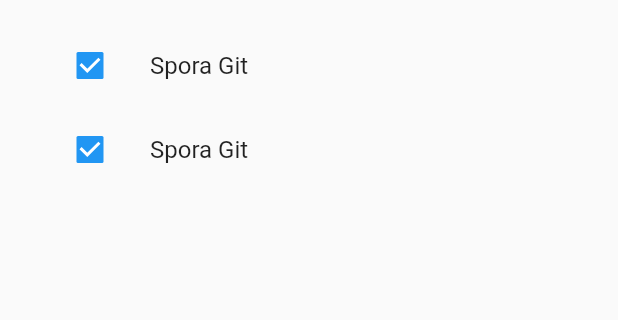
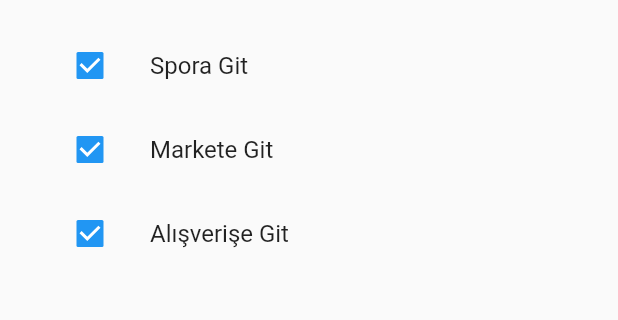
Before and after one commit to TarkanKara/Todo_App_Provider-Riverpod, a Flutter app: the screen it shows after launch, on a phone screen of 412 x 824 dp, the part 377-697 px from its top. Run offline on Flutter 3.47's test engine with Material 2 defaults, Android fonts, the phone set to English and light mode, and no system bars.

Commit message:
created models

```diff
--- /dev/null
+++ b/lib/models/todo_model.dart
@@ -0,0 +1,8 @@
+class TodoModel {
+  final String id;
+  final String description;
+  final bool completed;
+
+  TodoModel(
+      {required this.id, required this.description, this.completed = false});
+}
--- a/lib/todo_app.dart
+++ b/lib/todo_app.dart
@@ -1,8 +1,18 @@
 import 'package:flutter/material.dart';
+import 'package:uuid/uuid.dart';
+
+import 'models/todo_model.dart';
 
 class TodoApp extends StatelessWidget {
+  TodoApp({super.key});
+
   final newTodoController = TextEditingController();
-  TodoApp({super.key});
+
+  final List<TodoModel> allTodos = [
+    TodoModel(id: const Uuid().v4(), description: "Spora Git"),
+    TodoModel(id: const Uuid().v4(), description: "Markete Git"),
+    TodoModel(id: const Uuid().v4(), description: "Alışverişe Git"),
+  ];
 
   @override
   Widget build(BuildContext context) {
@@ -38,8 +48,12 @@ class TodoApp extends StatelessWidget {
               newToltip("Completed", "Only completed todo"),
             ],
           ),
-          const listTileWidget(),
-          const listTileWidget(),
+          for (var i = 0; i < allTodos.length; i++)
+            Dismissible(
+              key: ValueKey(allTodos[i].id),
+              onDismissed: (_) {},
+              child: listTileWidget(item: allTodos[i]),
+            ),
         ],
       ),
     );
@@ -57,14 +71,13 @@ class TodoApp extends StatelessWidget {
 }
 
 class listTileWidget extends StatelessWidget {
-  const listTileWidget({
-    Key? key,
-  }) : super(key: key);
+  TodoModel item;
+  listTileWidget({super.key, required this.item});
 
   @override
   Widget build(BuildContext context) {
     return ListTile(
-      title: const Text("Spora Git"),
+      title: Text(item.description),
       leading: Checkbox(
         value: true,
         onChanged: (value) {},
--- a/pubspec.yaml
+++ b/pubspec.yaml
@@ -47,6 +47,7 @@ dev_dependencies:
   # package. See that file for information about deactivating specific lint
   # rules and activating additional ones.
   flutter_lints: ^2.0.0
+  uuid: ^3.0.6
 
 # For information on the generic Dart part of this file, see the
 # following page: https://dart.dev/tools/pub/pubspec
```
Also changed, not shown: pubspec.lock.
